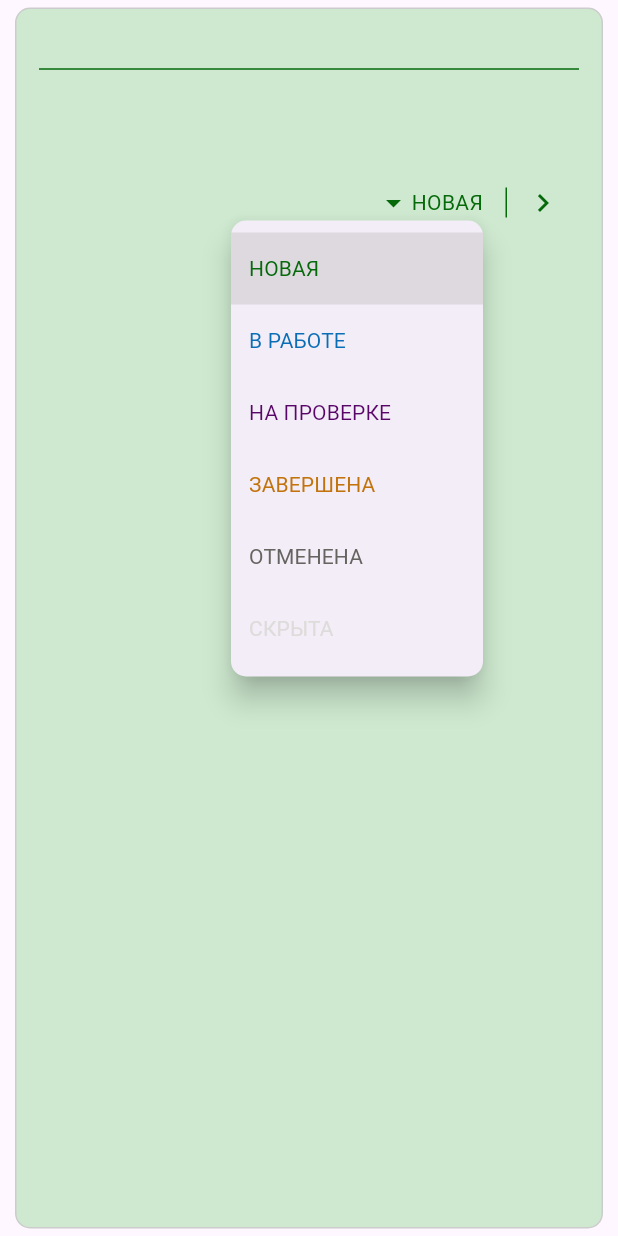
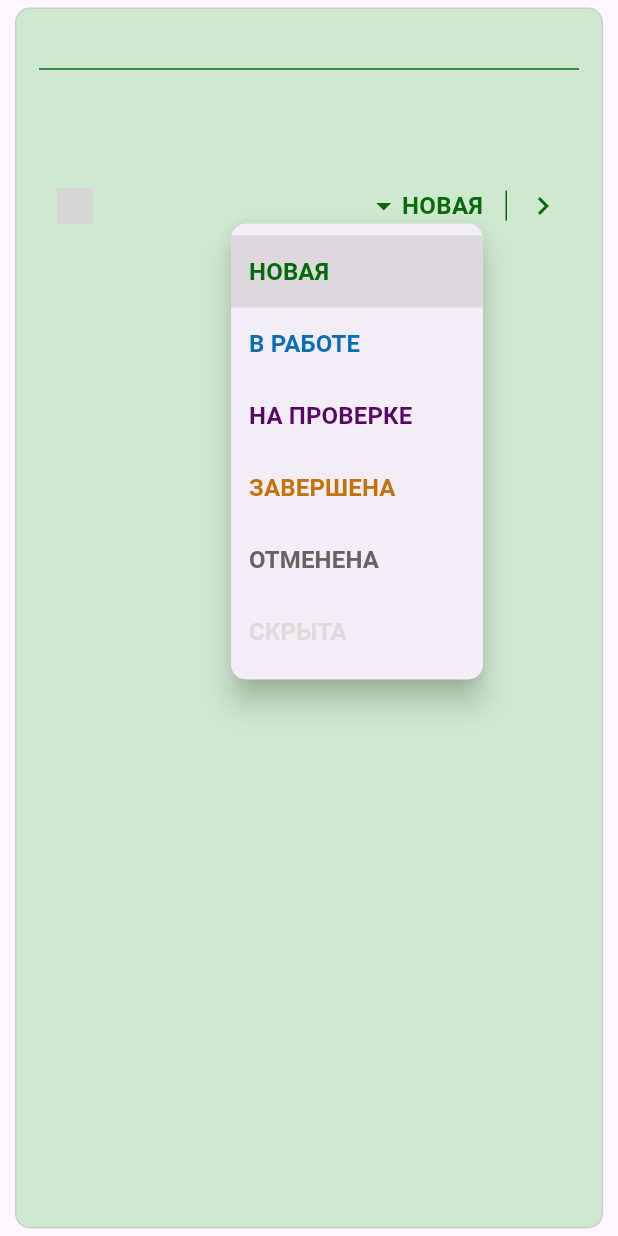
Before and after one commit to Bratek/TaskBrancher, a Flutter app: the KanbanCard widget shown alone on an empty page, opened directly with empty values, after a tap on "НОВАЯ", on a phone screen of 412 x 824 dp. Run offline on Flutter 3.47's test engine with Material 3 defaults, Android fonts, the phone set to English and light mode, and no system bars; our stand-ins replace flutter_slidable, hive_flutter; accounts and stored records are empty; grey boxes are pictures that could not be loaded.

```diff
--- a/lib/main.dart
+++ b/lib/main.dart
@@ -5,7 +5,7 @@ void main() async {
   WidgetsFlutterBinding.ensureInitialized();
 
   //Инициализация Hive
-  await HiveService.init();
+  await DataBase.init();
 
   //Запуск приложения
   runApp(const MyApp());
@@ -27,9 +27,9 @@ class MyApp extends StatelessWidget {
           case '/':
             return MaterialPageRoute(builder: (context) => const HomeScreen());
           case '/tasks':
-            Project project = settings.arguments as Project;
+            Base project = settings.arguments as Base;
             return MaterialPageRoute(
-                builder: (context) => TasksListScreen(project: project));
+                builder: (context) => TasksListScreen(parent: project));
           case '/kanban':
             Project project = settings.arguments as Project;
             return MaterialPageRoute(
--- a/lib/models/project.dart
+++ b/lib/models/project.dart
@@ -11,7 +11,11 @@ class Project extends Base {
       required super.description,
       required super.number,
       required super.children,
-      this.visible = true});
+      this.visible = true}) {
+    if (projectId == "") {
+      projectId = id;
+    }
+  }
 
   @override
   factory Project.fromJson(Map<dynamic, dynamic> json) => Project(
--- a/lib/services/app_library.dart
+++ b/lib/services/app_library.dart
@@ -11,12 +11,13 @@ export 'package:task_brancher/screens/kanban_screen.dart';
 export 'package:task_brancher/screens/task_list_screen.dart';
 
 //services
-export 'package:task_brancher/services/hive_service.dart';
+export 'package:task_brancher/services/data_base.dart';
 
-//widgets
+//widgetsß
 export 'package:task_brancher/widgets/project_card.dart';
 export 'package:task_brancher/widgets/task_card.dart';
 export 'package:task_brancher/widgets/kanban_card.dart';
+export 'package:task_brancher/widgets/confirm_dialog.dart';
 
 //styles
 export 'package:task_brancher/styles/app_theme.dart';
--- a/lib/styles/app_theme.dart
+++ b/lib/styles/app_theme.dart
@@ -55,12 +55,16 @@ class AppTheme {
 
 //Стиль текста по статусу
   static TextStyle statusTextStyle(Status status) {
-    return TextStyle(
-        fontSize: 16, fontWeight: FontWeight.bold, color: statusColor(status));
+    return appTextStyle('Body').copyWith(color: statusColor(status));
+  }
+
+  //Стиль кнопки по статусу
+  static TextStyle statusButtonTextStyle(Status status) {
+    return buttonTextStyle(color: statusColor(status));
   }
 
   //Стиль текстовых кнопок
   static TextStyle buttonTextStyle({Color color = Colors.black}) {
-    return appTextStyle('ButtonText').copyWith(color: color);
+    return appTextStyle('Body').copyWith(color: color);
   }
 }
--- a/lib/styles/color_styles.dart
+++ b/lib/styles/color_styles.dart
@@ -1,9 +1,9 @@
 import 'package:flutter/material.dart';
 
 Map<String, Color> appColors = {
-  'Accent': const Color(0xFF41B60A),
-  'Accent2': const Color(0xFFB66E0A),
-  'Accent3': const Color(0xFF0A6EB6),
+  'Accent': Colors.green, //Color(0xFF41B60A),
+  'Accent2': Colors.blue, //Color(0xFFB66E0A),
+  'Accent3': const Color(0xFFCFCFCF), //Color(0xFF0A6EB6),
 
   'Background': const Color(0xFFEDEDED),
   'Background2': const Color(0xFFD9D9D9),
--- a/lib/styles/text_styles.dart
+++ b/lib/styles/text_styles.dart
@@ -2,16 +2,29 @@ import 'package:flutter/material.dart';
 
 //Карта стилей текста
 Map<String, TextStyle> appTextStyles = {
-  'AppBar': const TextStyle(
+  'Header': const TextStyle(
+      fontSize: 20, fontWeight: FontWeight.w600, color: Colors.black),
+
+  'HeaderLight': const TextStyle(
       fontSize: 20, fontWeight: FontWeight.normal, color: Colors.black),
-  'Header': const TextStyle(
-      fontSize: 20, fontWeight: FontWeight.bold, color: Colors.black),
+
   'Title': const TextStyle(
-      fontSize: 18, fontWeight: FontWeight.bold, color: Colors.black),
+      fontSize: 18, fontWeight: FontWeight.w600, color: Colors.black),
+
+  'TitleLight': const TextStyle(
+      fontSize: 18, fontWeight: FontWeight.normal, color: Colors.black),
+
+  'Body': const TextStyle(
+      fontSize: 16, fontWeight: FontWeight.w600, color: Colors.black),
+
+  'BodyLight': const TextStyle(
+      fontSize: 16, fontWeight: FontWeight.normal, color: Colors.black),
+
   'Description': const TextStyle(
+      fontSize: 14, fontWeight: FontWeight.w600, color: Colors.black),
+
+  'DescriptionLight': const TextStyle(
       fontSize: 14, fontWeight: FontWeight.normal, color: Colors.black),
-  'BodyText': const TextStyle(
-      fontSize: 14, fontWeight: FontWeight.normal, color: Colors.black),
-  'ButtonText': const TextStyle(
-      fontSize: 16, fontWeight: FontWeight.w600, color: Colors.black),
+
+
 };
--- a/lib/widgets/kanban_card.dart
+++ b/lib/widgets/kanban_card.dart
@@ -26,7 +26,7 @@ class KanbanCard extends StatelessWidget {
           Container(
             height: 22,
             padding: const EdgeInsets.only(left: 5, right: 5),
-            child: Text(task.number, style: AppTheme.appTextStyle('Title')),
+            child: Text(task.number, style: AppTheme.appTextStyle('BodyLight')),
           ),
 
           //Разделитель
@@ -49,7 +49,7 @@ class KanbanCard extends StatelessWidget {
                 Text(task.description,
                     softWrap: true,
                     //maxLines: 3,
-                    style: AppTheme.appTextStyle('Description')),
+                    style: AppTheme.appTextStyle('BodyLight')),
                 //Отступ
                 const SizedBox(height: 5),
 
@@ -57,30 +57,32 @@ class KanbanCard extends StatelessWidget {
                 Row(
                   //mainAxisAlignment: MainAxisAlignment.spaceBetween,
                   children: [
+                    //Кнопка перехода в список подзадач для этой задачи
+                    (task.status != Status.none &&
+                            task.status != Status.inprogress)
+                        ? const SizedBox(width: 24)
+                        : IconButton(
+                            icon: Image.asset(
+                              'assets/images/tasks.png',
+                              width: 24,
+                              height: 24,
+                              color: AppTheme.statusColor(task.status),
+                            ),
+                            onPressed: () {
+                              if (global.currentProject != null) {
+                                global.navigateToScreen(context,
+                                    routeName: '/tasks', arguments: task);
+                                // Navigator.of(context)
+                                //     .pushNamed('tasks', arguments: widget.project);
+                              }
+                            },
+                          ),
                     const Expanded(
                         child: SizedBox(
                       width: 10,
                     )),
-                    // DropdownButton<Status>(
-                    //   borderRadius: BorderRadius.circular(10),
-                    //   value: task.status,
-                    //   items: global.appSettings.kanbanColumnList
-                    //       .map((Status status) {
-                    //     return DropdownMenuItem<Status>(
-                    //       value: status,
-                    //       child: Text(
-                    //         status.title,
-                    //         style: AppTheme.buttonTextStyle(
-                    //             color: AppTheme.statusColor(status)),
-                    //       ),
-                    //     );
-                    //   }).toList(),
-                    //   onChanged: (selStatus) {
-                    //     task.status = selStatus!;
-                    //     HiveService.updateObject(task);
-                    //     callbackFunction();
-                    //   },
-                    // ),
+
+                    //Кнопка подменю выбора статуса
                     PopupMenuButton(
                       initialValue: task.status,
                       elevation: 8,
@@ -93,33 +95,29 @@ class KanbanCard extends StatelessWidget {
                             color: AppTheme.statusColor(task.status)),
                         Text(
                           task.status.title,
-                          style: AppTheme.appTextStyle('BodyText').copyWith(
-                            color: AppTheme.statusColor(task.status),
-                          ),
+                          style: AppTheme.statusButtonTextStyle(task.status),
                         ),
                       ]),
-                      itemBuilder: (context) =>
-                          global.appSettings.kanbanColumnList
+                      itemBuilder: (context) => global
+                          .appSettings.kanbanColumnList
                           .map(
                             (status) => PopupMenuItem(
                               value: status,
                               child: Text(
                                 status.title,
-                                    style: AppTheme.appTextStyle('BodyText')
-                                        .copyWith(
-                                      color: AppTheme.statusColor(status),
-                                    ),
+                                style: AppTheme.statusButtonTextStyle(status),
                               ),
                             ),
                           )
                           .toList(),
                       onSelected: (value) {
                         task.status = value;
-                        HiveService.updateObject(task);
+                        DataBase.update(task);
                         callbackFunction();
                       },
                     ),
 
+                    //Вертикальный разделитель
                     Container(
                       margin: const EdgeInsets.only(left: 15),
                       width: 1,
@@ -127,20 +125,17 @@ class KanbanCard extends StatelessWidget {
                       color: AppTheme.statusColor(task.status),
                     ),
 
+                    //Кнопка для перехода с следующему статусу
                     IconButton(
                       icon: Icon(
                         Icons.keyboard_arrow_right,
                         color: AppTheme.statusColor(task.status),
                       ),
-                      //iconAlignment: IconAlignment.end,
                       onPressed: () {
                         task.status = task.status.nextStatus;
-                        HiveService.updateObject(task);
+                        DataBase.update(task);
                         callbackFunction();
                       },
-                      // label: Text(task.status.nextStatusButtonText,
-                      //     style: AppTheme.buttonTextStyle(
-                      //         color: AppTheme.statusColor(task.status))),
                     ),
                   ],
                 ),
```
Also changed, not shown: lib/screens/home_screen.dart (+13 -60 lines), lib/screens/kanban_screen.dart (+10 -3 lines), lib/screens/task_list_screen.dart (+25 -22 lines), lib/services/data_base.dart (added, +38 -0 lines), lib/services/hive_service.dart (+74 -44 lines), lib/widgets/confirm_dialog.dart (added, +87 -0 lines), lib/widgets/project_card.dart (+4 -4 lines), lib/widgets/task_card.dart (+7 -5 lines), pubspec.yaml (+16 -31 lines), assets/images/Tasks.png, assets/images/logo.png, assets/logo/logo.png (added), pubspec.lock, 59 other files. Lines whose indentation alone changed are shown as unchanged.
